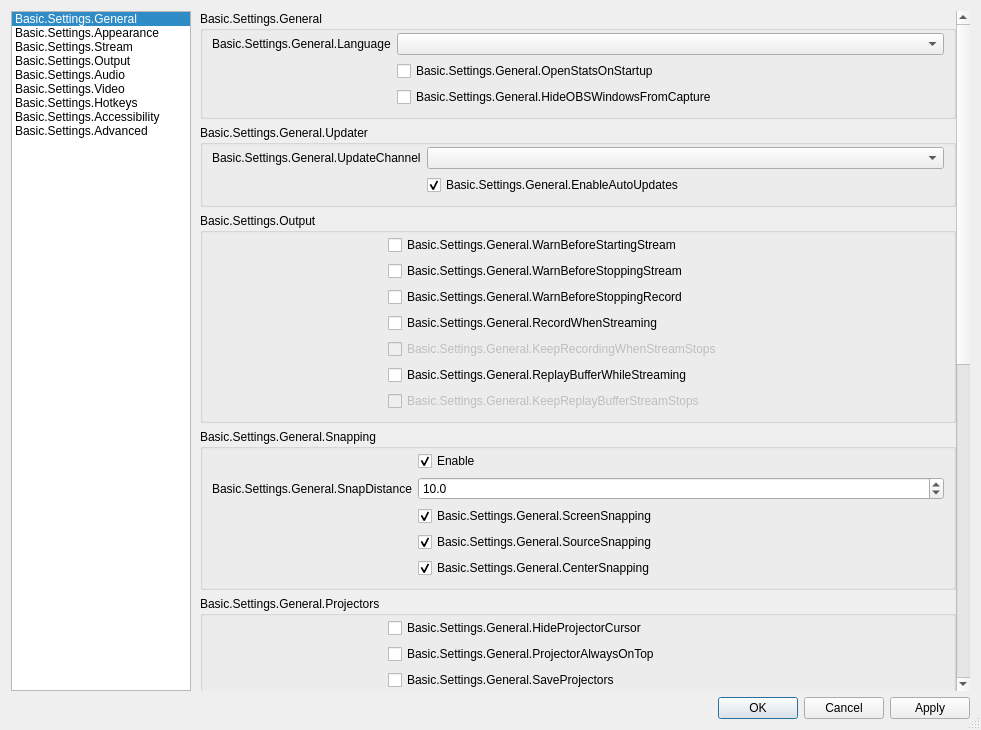
Before: the Qt Designer form frontend/forms/OBSBasicSettings.ui in BlueCheeseburger/obs-studio, drawn with Qt 5.
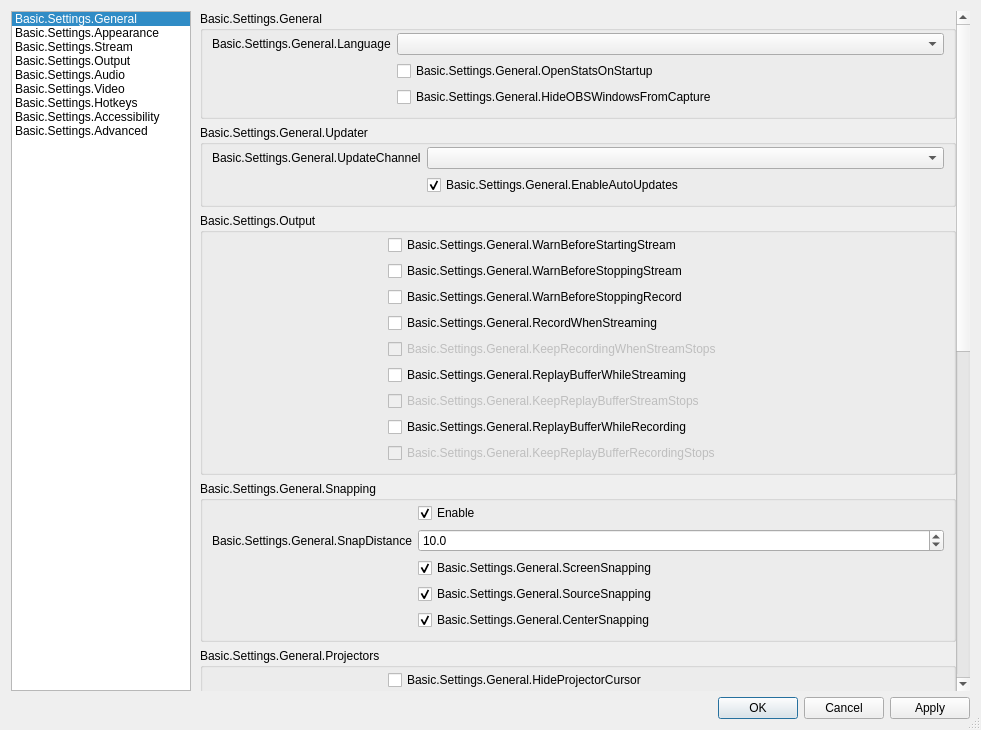
After: the same form once the commit is applied. Icons and pictures are not drawn. Custom widgets are drawn as their Qt base class.

Commit message: frontend: optionally start the replay buffer with the recording

Patch:
```diff
--- a/frontend/forms/OBSBasicSettings.ui
+++ b/frontend/forms/OBSBasicSettings.ui
@@ -424,6 +424,23 @@
                      </property>
                     </widget>
                    </item>
+                   <item row="7" column="1">
+                    <widget class="QCheckBox" name="replayWhileRecording">
+                     <property name="text">
+                      <string>Basic.Settings.General.ReplayBufferWhileRecording</string>
+                     </property>
+                    </widget>
+                   </item>
+                   <item row="8" column="1">
+                    <widget class="QCheckBox" name="keepReplayRecordStops">
+                     <property name="enabled">
+                      <bool>false</bool>
+                     </property>
+                     <property name="text">
+                      <string>Basic.Settings.General.KeepReplayBufferRecordingStops</string>
+                     </property>
+                    </widget>
+                   </item>
                   </layout>
                  </widget>
                 </item>
```
Left out of the diff: 16 changed lines with no effect on the pictures. The commit also changes 4 other files.
